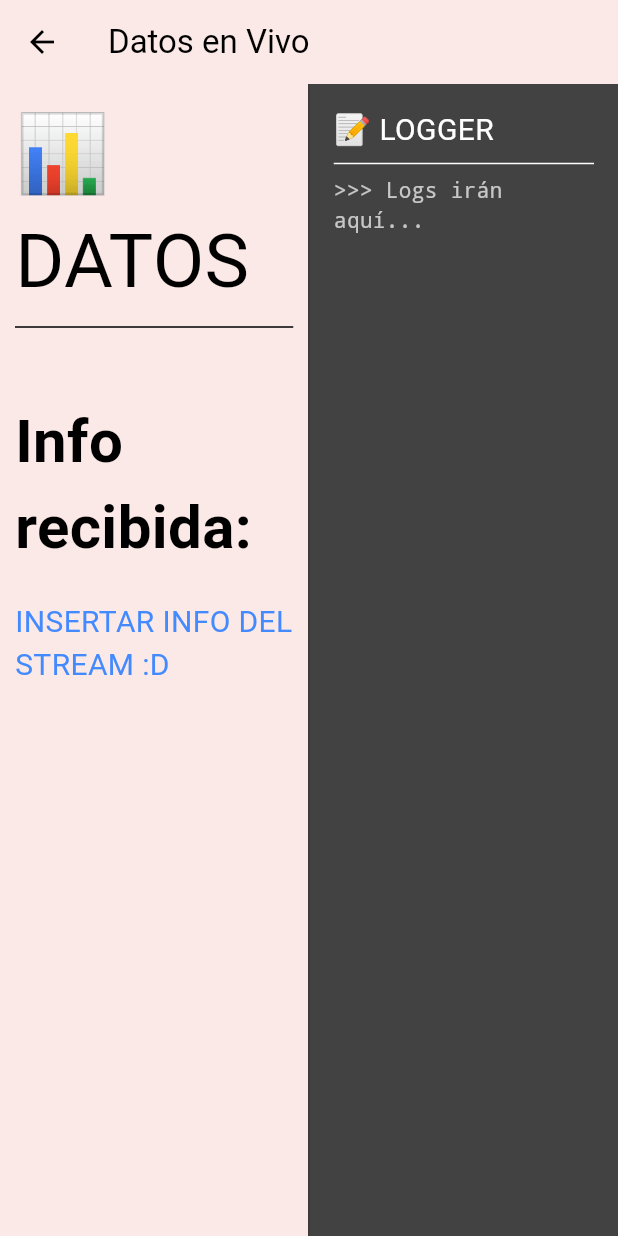
After one commit to Monse125/Desafio-Eolian-Flutter, a Flutter app: the screen it shows after launch, after a tap on "Iniciar 😀", on a phone screen of 412 x 824 dp. The commit adds this screen. Run offline on Flutter 3.47's test engine with Material 3 defaults, Android fonts, the phone set to English and light mode, and no system bars.

Commit message:
feat: Ui

```diff
--- a/can_visualizer/lib/main.dart
+++ b/can_visualizer/lib/main.dart
@@ -1,123 +1,30 @@
-import 'package:can_visualizer/interfaces_usuario/ui.dart';
+import 'package:can_visualizer/views/inicio.dart';
 import 'package:flutter/material.dart';
 
 void main() {
-  runApp(const InterfazPrincipal());
+  runApp(const EolianApp());
 }
 
-class MyApp extends StatelessWidget {
-  const MyApp({super.key});
+class EolianApp extends StatelessWidget {
+  const EolianApp({super.key});
 
-  // This widget is the root of your application.
   @override
   Widget build(BuildContext context) {
     return MaterialApp(
-      title: 'Flutter Demo',
-      theme: ThemeData(
-        // This is the theme of your application.
-        //
-        // TRY THIS: Try running your application with "flutter run". You'll see
-        // the application has a purple toolbar. Then, without quitting the app,
-        // try changing the seedColor in the colorScheme below to Colors.green
-        // and then invoke "hot reload" (save your changes or press the "hot
-        // reload" button in a Flutter-supported IDE, or press "r" if you used
-        // the command line to start the app).
-        //
-        // Notice that the counter didn't reset back to zero; the application
-        // state is not lost during the reload. To reset the state, use hot
-        // restart instead.
-        //
-        // This works for code too, not just values: Most code changes can be
-        // tested with just a hot reload.
-        colorScheme: ColorScheme.fromSeed(seedColor: Colors.deepPurple),
-      ),
-      home: const MyHomePage(title: 'Flutter Demo Home Page'),
+      title: 'Adquisición de Datos',
+      debugShowCheckedModeBanner: false,
+      theme: ThemeData.from(colorScheme: ColorScheme(
+          brightness: Brightness.dark,
+          primary: Colors.pink,
+          onPrimary: Colors.pink,
+          secondary: Colors.green,
+          onSecondary: Colors.white,
+          error: Colors.red,
+          onError: Colors.white,
+          surface: Colors.deepOrange.shade50,
+          onSurface: Colors.black
+          ),),
+      home: const Inicio(),
     );
   }
 }
-
-class MyHomePage extends StatefulWidget {
-  const MyHomePage({super.key, required this.title});
-
-  // This widget is the home page of your application. It is stateful, meaning
-  // that it has a State object (defined below) that contains fields that affect
-  // how it looks.
-
-  // This class is the configuration for the state. It holds the values (in this
-  // case the title) provided by the parent (in this case the App widget) and
-  // used by the build method of the State. Fields in a Widget subclass are
-  // always marked "final".
-
-  final String title;
-
-  @override
-  State<MyHomePage> createState() => _MyHomePageState();
-}
-
-class _MyHomePageState extends State<MyHomePage> {
-  int _counter = 0;
-
-  void _incrementCounter() {
-    setState(() {
-      // This call to setState tells the Flutter framework that something has
-      // changed in this State, which causes it to rerun the build method below
-      // so that the display can reflect the updated values. If we changed
-      // _counter without calling setState(), then the build method would not be
-      // called again, and so nothing would appear to happen.
-      _counter++;
-    });
-  }
-
-  @override
-  Widget build(BuildContext context) {
-    // This method is rerun every time setState is called, for instance as done
-    // by the _incrementCounter method above.
-    //
-    // The Flutter framework has been optimized to make rerunning build methods
-    // fast, so that you can just rebuild anything that needs updating rather
-    // than having to individually change instances of widgets.
-    return Scaffold(
-      appBar: AppBar(
-        // TRY THIS: Try changing the color here to a specific color (to
-        // Colors.amber, perhaps?) and trigger a hot reload to see the AppBar
-        // change color while the other colors stay the same.
-        backgroundColor: Theme.of(context).colorScheme.inversePrimary,
-        // Here we take the value from the MyHomePage object that was created by
-        // the App.build method, and use it to set our appbar title.
-        title: Text(widget.title),
-      ),
-      body: Center(
-        // Center is a layout widget. It takes a single child and positions it
-        // in the middle of the parent.
-        child: Column(
-          // Column is also a layout widget. It takes a list of children and
-          // arranges them vertically. By default, it sizes itself to fit its
-          // children horizontally, and tries to be as tall as its parent.
-          //
-          // Column has various properties to control how it sizes itself and
-          // how it positions its children. Here we use mainAxisAlignment to
-          // center the children vertically; the main axis here is the vertical
-          // axis because Columns are vertical (the cross axis would be
-          // horizontal).
-          //
-          // TRY THIS: Invoke "debug painting" (choose the "Toggle Debug Paint"
-          // action in the IDE, or press "p" in the console), to see the
-          // wireframe for each widget.
-          mainAxisAlignment: MainAxisAlignment.center,
-          children: <Widget>[
-            const Text('You have pushed the button this many times:'),
-            Text(
-              '$_counter',
-              style: Theme.of(context).textTheme.headlineMedium,
-            ),
-          ],
-        ),
-      ),
-      floatingActionButton: FloatingActionButton(
-        onPressed: _incrementCounter,
-        tooltip: 'Increment',
-        child: const Icon(Icons.add),
-      ), // This trailing comma makes auto-formatting nicer for build methods.
-    );
-  }
-}
--- /dev/null
+++ b/can_visualizer/lib/views/inicio.dart
@@ -0,0 +1,39 @@
+import 'package:flutter/material.dart';
+import 'package:can_visualizer/views/monitor.dart';
+
+class Inicio extends StatelessWidget {
+  const Inicio({super.key});
+
+  @override
+  Widget build(BuildContext context) {
+    return Scaffold(
+      appBar: AppBar(title: const Text(
+        'Adquisición de Datos - App Monse Montero',
+          style: TextStyle(
+                fontSize: 50, // Ajusta el tamaño según prefieras
+                fontWeight: FontWeight.bold,
+              ),
+      )),
+
+      body: Center(
+        child: ElevatedButton(
+          style: ElevatedButton.styleFrom(
+            minimumSize: const Size(500, 70), // Ancho: 200, Alto: 60
+            backgroundColor: Colors.deepOrange.shade100
+          ),
+          child: const Text('Iniciar 😀',
+          style: TextStyle(
+            fontSize: 50, // Ajusta el tamaño según prefieras
+            fontWeight: FontWeight.bold,
+          ),),
+          onPressed: () {
+            Navigator.push(
+              context,
+              MaterialPageRoute(builder: (context) => const Monitor()),
+            );
+          },
+        ),
+      ),
+    );
+  }
+}
--- /dev/null
+++ b/can_visualizer/lib/views/monitor.dart
@@ -0,0 +1,27 @@
+import 'package:can_visualizer/widgets/logger.dart';
+import 'package:can_visualizer/widgets/panel_datos.dart';
+import 'package:flutter/material.dart';
+
+class Monitor extends StatelessWidget {
+  const Monitor({super.key});
+
+  @override
+  Widget build(BuildContext context) {
+    return Scaffold(
+      appBar: AppBar(title: const Text('Datos en Vivo')),
+      body: Row(
+        children: const [
+          Expanded(
+            flex: 2,
+            child: PanelDatos(info:"INSERTAR INFO DEL STREAM :D"),
+          ),
+          VerticalDivider(width: 1),
+          Expanded(
+            flex: 2,
+            child: Logger(),
+          ),
+        ],
+      ),
+    );
+  }
+}
--- /dev/null
+++ b/can_visualizer/lib/widgets/logger.dart
@@ -0,0 +1,34 @@
+import 'package:flutter/material.dart';
+
+class Logger extends StatelessWidget {
+  const Logger({super.key});
+
+  @override
+  Widget build(BuildContext context) {
+    return Container(
+      color: Colors.grey.shade800,
+      padding: const EdgeInsets.all(16),
+      child: Column(
+        crossAxisAlignment: CrossAxisAlignment.start,
+        children: const [
+          Text(
+            '📝 LOGGER',
+            style: TextStyle(fontSize: 20, color: Colors.white),
+          ),
+          Divider(color: Colors.white),
+          Expanded(
+            child: Align(
+              alignment: Alignment.topLeft,
+              child: Text(
+                '>>> Logs irán aquí...',
+                style: TextStyle(color: Colors.white70, fontFamily: 'Courier'),
+              ),
+            ),
+          ),
+        ],
+      ),
+    );
+  }
+
+
+}
--- /dev/null
+++ b/can_visualizer/lib/widgets/panel_datos.dart
@@ -0,0 +1,39 @@
+import 'package:flutter/material.dart';
+
+class PanelDatos extends StatelessWidget {
+
+  final String info;
+  const PanelDatos({super.key,required this.info});
+
+  @override
+  Widget build(BuildContext context) {
+    return Container(
+      padding: const EdgeInsets.all(10),
+      child: Column(
+        children: [
+          const Text('📊 DATOS', style: TextStyle(fontSize: 50, )),
+          const Divider(),
+          Expanded(
+            child: Center(
+              child: Column(
+
+                mainAxisAlignment: MainAxisAlignment.start,
+                children: [
+                  const SizedBox(height: 40),
+                  const Text('Info recibida:',
+                    style: TextStyle(fontSize: 40, fontWeight: FontWeight.bold),
+                  ),
+                  const SizedBox(height: 20,),
+                  Text(
+                    info,
+                    style: const TextStyle(fontSize: 20, color: Colors.blueAccent),
+                  ),
+                ],
+              ),
+            ),
+          ),
+        ],
+      ),
+    );
+  }
+}
```
Also changed, not shown: can_visualizer/lib/interfaces_usuario/ui.dart (deleted, +0 -30 lines), can_visualizer/flutter_01.png (added), can_visualizer/lib/motor_datos.dart (deleted), can_visualizer/lib/views/consola.dart (added).
